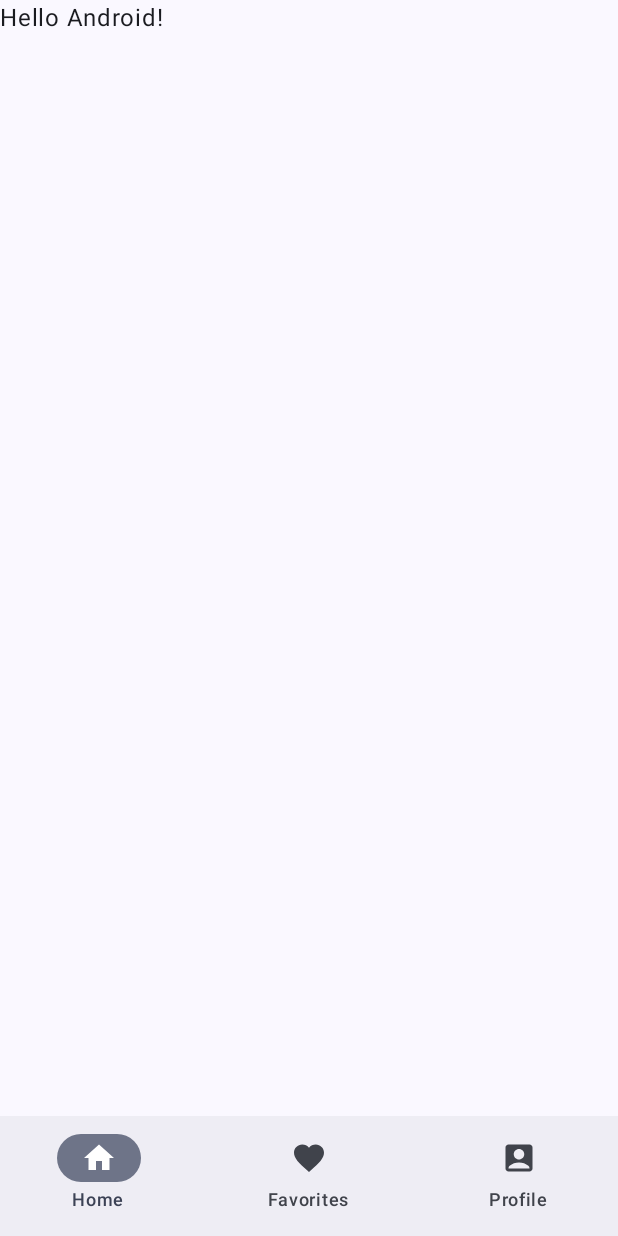
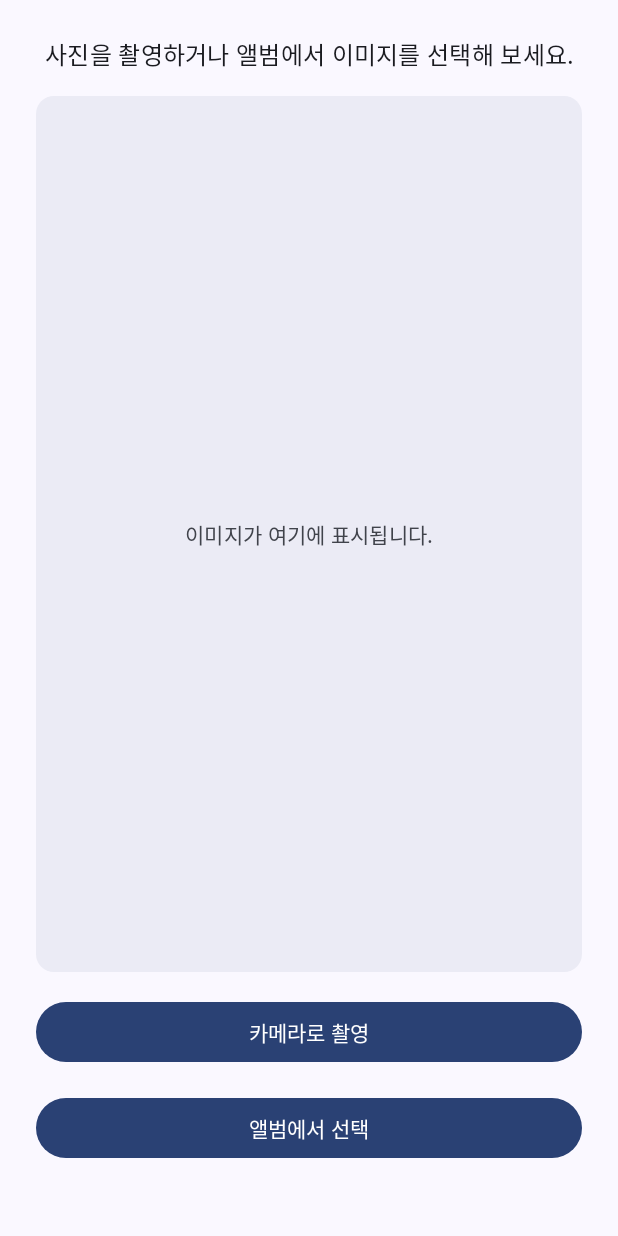
Before and after one commit to hhiyul/2025_2_project, an Android app built with Jetpack Compose: the screen it shows after launch (MainActivity), on a phone screen of 412 x 824 dp. Run offline under Robolectric (Android 15) with nearby library versions, the phone set to English and light mode, and no system bars.

Commit message:
Add camera capture and gallery selection to Compose app

```diff
--- a/android/app/build.gradle.kts
+++ b/android/app/build.gradle.kts
@@ -50,7 +50,7 @@ dependencies {
     implementation(libs.androidx.compose.ui.graphics)
     implementation(libs.androidx.compose.ui.tooling.preview)
     implementation(libs.androidx.compose.material3)
-    implementation(libs.androidx.compose.material3.adaptive.navigation.suite)
+    implementation(libs.coil.compose)
     testImplementation(libs.junit)
     androidTestImplementation(libs.androidx.junit)
     androidTestImplementation(libs.androidx.espresso.core)
--- a/android/app/src/main/java/com/example/andro/MainActivity.kt
+++ b/android/app/src/main/java/com/example/andro/MainActivity.kt
@@ -1,29 +1,46 @@
 package com.example.andro
 
 import android.os.Bundle
+import android.content.Context
+import android.net.Uri
 import androidx.activity.ComponentActivity
+import androidx.activity.compose.rememberLauncherForActivityResult
 import androidx.activity.compose.setContent
 import androidx.activity.enableEdgeToEdge
+import androidx.activity.result.PickVisualMediaRequest
+import androidx.activity.result.contract.ActivityResultContracts
+import androidx.compose.foundation.layout.Arrangement
+import androidx.compose.foundation.layout.Box
+import androidx.compose.foundation.layout.Column
+import androidx.compose.foundation.layout.Spacer
 import androidx.compose.foundation.layout.fillMaxSize
+import androidx.compose.foundation.layout.fillMaxWidth
+import androidx.compose.foundation.layout.height
 import androidx.compose.foundation.layout.padding
-import androidx.compose.material.icons.Icons
-import androidx.compose.material.icons.filled.AccountBox
-import androidx.compose.material.icons.filled.Favorite
-import androidx.compose.material.icons.filled.Home
-import androidx.compose.material3.Icon
-import androidx.compose.material3.Scaffold
+import androidx.compose.material3.Button
+import androidx.compose.material3.MaterialTheme
+import androidx.compose.material3.Surface
 import androidx.compose.material3.Text
-import androidx.compose.material3.adaptive.navigationsuite.NavigationSuiteScaffold
 import androidx.compose.runtime.Composable
 import androidx.compose.runtime.getValue
 import androidx.compose.runtime.mutableStateOf
-import androidx.compose.runtime.saveable.rememberSaveable
+import androidx.compose.runtime.remember
 import androidx.compose.runtime.setValue
+import androidx.compose.ui.Alignment
 import androidx.compose.ui.Modifier
-import androidx.compose.ui.graphics.vector.ImageVector
+import androidx.compose.ui.layout.ContentScale
+import androidx.compose.ui.platform.LocalContext
+import androidx.compose.ui.text.style.TextAlign
 import androidx.compose.ui.tooling.preview.Preview
 import androidx.compose.ui.tooling.preview.PreviewScreenSizes
+import androidx.compose.ui.unit.dp
+import androidx.core.content.FileProvider
+import coil.compose.AsyncImage
 import com.example.andro.ui.theme.AndroTheme
+import java.io.File
+import java.text.SimpleDateFormat
+import java.util.Date
+import java.util.Locale
 
 class MainActivity : ComponentActivity() {
     override fun onCreate(savedInstanceState: Bundle?) {
@@ -31,7 +48,9 @@ class MainActivity : ComponentActivity() {
         enableEdgeToEdge()
         setContent {
             AndroTheme {
-                AndroApp()
+                Surface(modifier = Modifier.fillMaxSize()) {
+                    CameraAndGalleryScreen()
+                }
             }
         }
     }
@@ -39,56 +58,139 @@ class MainActivity : ComponentActivity() {
 
 @PreviewScreenSizes
 @Composable
-fun AndroApp() {
-    var currentDestination by rememberSaveable { mutableStateOf(AppDestinations.HOME) }
+fun CameraAndGalleryScreen(modifier: Modifier = Modifier) {
+    val context = LocalContext.current
+    var selectedImageUri by remember { mutableStateOf<Uri?>(null) }
+    var pendingCameraUri by remember { mutableStateOf<Uri?>(null) }
+    var errorMessage by remember { mutableStateOf<String?>(null) }
 
-    NavigationSuiteScaffold(
-        navigationSuiteItems = {
-            AppDestinations.entries.forEach {
-                item(
-                    icon = {
-                        Icon(
-                            it.icon,
-                            contentDescription = it.label
-                        )
-                    },
-                    label = { Text(it.label) },
-                    selected = it == currentDestination,
-                    onClick = { currentDestination = it }
+    val takePictureLauncher = rememberLauncherForActivityResult(
+        contract = ActivityResultContracts.TakePicture()
+    ) { success ->
+        if (success) {
+            selectedImageUri = pendingCameraUri
+            errorMessage = null
+        } else {
+            pendingCameraUri?.let { uri ->
+                runCatching { context.contentResolver.delete(uri, null, null) }
+            }
+        }
+        pendingCameraUri = null
+    }
+
+    val pickVisualMediaLauncher = rememberLauncherForActivityResult(
+        contract = ActivityResultContracts.PickVisualMedia()
+    ) { uri ->
+        selectedImageUri = uri
+        errorMessage = null
+    }
+
+    Column(
+        modifier = modifier
+            .fillMaxSize()
+            .padding(24.dp),
+        horizontalAlignment = Alignment.CenterHorizontally,
+        verticalArrangement = Arrangement.spacedBy(16.dp)
+    ) {
+        Text(
+            text = "사진을 촬영하거나 앨범에서 이미지를 선택해 보세요.",
+            style = MaterialTheme.typography.titleMedium,
+            textAlign = TextAlign.Center
+        )
+
+        Surface(
+            modifier = Modifier
+                .fillMaxWidth()
+                .weight(1f, fill = true),
+            tonalElevation = 2.dp,
+            shape = MaterialTheme.shapes.medium
+        ) {
+            if (selectedImageUri != null) {
+                AsyncImage(
+                    model = selectedImageUri,
+                    contentDescription = "선택된 이미지",
+                    modifier = Modifier.fillMaxSize(),
+                    contentScale = ContentScale.Crop
+                )
+            } else {
+                Box(
+                    modifier = Modifier.fillMaxSize(),
+                    contentAlignment = Alignment.Center
+                ) {
+                    Text(
+                        text = "이미지가 여기에 표시됩니다.",
+                        style = MaterialTheme.typography.bodyMedium,
+                        color = MaterialTheme.colorScheme.onSurfaceVariant,
+                        textAlign = TextAlign.Center,
+                        modifier = Modifier.padding(24.dp)
+                    )
+                }
+            }
+        }
+
+        errorMessage?.let { message ->
+            Text(
+                text = message,
+                color = MaterialTheme.colorScheme.error,
+                style = MaterialTheme.typography.bodyMedium,
+                textAlign = TextAlign.Center,
+                modifier = Modifier.fillMaxWidth()
+            )
+        }
+
+        Button(
+            modifier = Modifier.fillMaxWidth(),
+            onClick = {
+                val uri = runCatching { createImageUri(context) }
+                    .onFailure { throwable ->
+                        errorMessage = throwable.localizedMessage ?: "카메라를 실행할 수 없습니다."
+                    }
+                    .getOrNull()
+
+                if (uri != null) {
+                    pendingCameraUri = uri
+                    errorMessage = null
+                    takePictureLauncher.launch(uri)
+                }
+            }
+        ) {
+            Text("카메라로 촬영")
+        }
+
+        Button(
+            modifier = Modifier.fillMaxWidth(),
+            onClick = {
+                pickVisualMediaLauncher.launch(
+                    PickVisualMediaRequest(ActivityResultContracts.PickVisualMedia.ImageOnly)
                 )
             }
+        ) {
+            Text("앨범에서 선택")
         }
-    ) {
-        Scaffold(modifier = Modifier.fillMaxSize()) { innerPadding ->
-            Greeting(
-                name = "Android",
-                modifier = Modifier.padding(innerPadding)
-            )
-        }
+
+        Spacer(modifier = Modifier.height(8.dp))
     }
 }
 
-enum class AppDestinations(
-    val label: String,
-    val icon: ImageVector,
-) {
-    HOME("Home", Icons.Default.Home),
-    FAVORITES("Favorites", Icons.Default.Favorite),
-    PROFILE("Profile", Icons.Default.AccountBox),
-}
-
-@Composable
-fun Greeting(name: String, modifier: Modifier = Modifier) {
-    Text(
-        text = "Hello $name!",
-        modifier = modifier
+private fun createImageUri(context: Context): Uri {
+    val timeStamp = SimpleDateFormat("yyyyMMdd_HHmmss", Locale.getDefault()).format(Date())
+    val imageDir = File(context.cacheDir, "camera").apply {
+        if (!exists()) {
+            mkdirs()
+        }
+    }
+    val imageFile = File.createTempFile("IMG_$timeStamp", ".jpg", imageDir)
+    return FileProvider.getUriForFile(
+        context,
+        "${context.packageName}.fileprovider",
+        imageFile
     )
 }
 
 @Preview(showBackground = true)
 @Composable
-fun GreetingPreview() {
+private fun CameraAndGalleryScreenPreview() {
     AndroTheme {
-        Greeting("Android")
+        CameraAndGalleryScreen()
     }
 }
--- /dev/null
+++ b/android/app/src/main/res/xml/file_paths.xml
@@ -0,0 +1,6 @@
+<?xml version="1.0" encoding="utf-8"?>
+<paths>
+    <cache-path
+        name="images"
+        path="camera" />
+</paths>
--- a/android/gradle/libs.versions.toml
+++ b/android/gradle/libs.versions.toml
@@ -8,6 +8,7 @@ espressoCore = "3.7.0"
 lifecycleRuntimeKtx = "2.9.4"
 activityCompose = "1.11.0"
 composeBom = "2024.09.00"
+coil = "2.6.0"
 
 [libraries]
 androidx-core-ktx = { group = "androidx.core", name = "core-ktx", version.ref = "coreKtx" }
@@ -25,6 +26,7 @@ androidx-compose-ui-test-manifest = { group = "androidx.compose.ui", name = "ui-
 androidx-compose-ui-test-junit4 = { group = "androidx.compose.ui", name = "ui-test-junit4" }
 androidx-compose-material3 = { group = "androidx.compose.material3", name = "material3" }
 androidx-compose-material3-adaptive-navigation-suite = { group = "androidx.compose.material3", name = "material3-adaptive-navigation-suite" }
+coil-compose = { group = "io.coil-kt", name = "coil-compose", version.ref = "coil" }
 
 [plugins]
 android-application = { id = "com.android.application", version.ref = "agp" }
```
Also changed, not shown: android/app/src/main/AndroidManifest.xml (+11 -0 lines).
